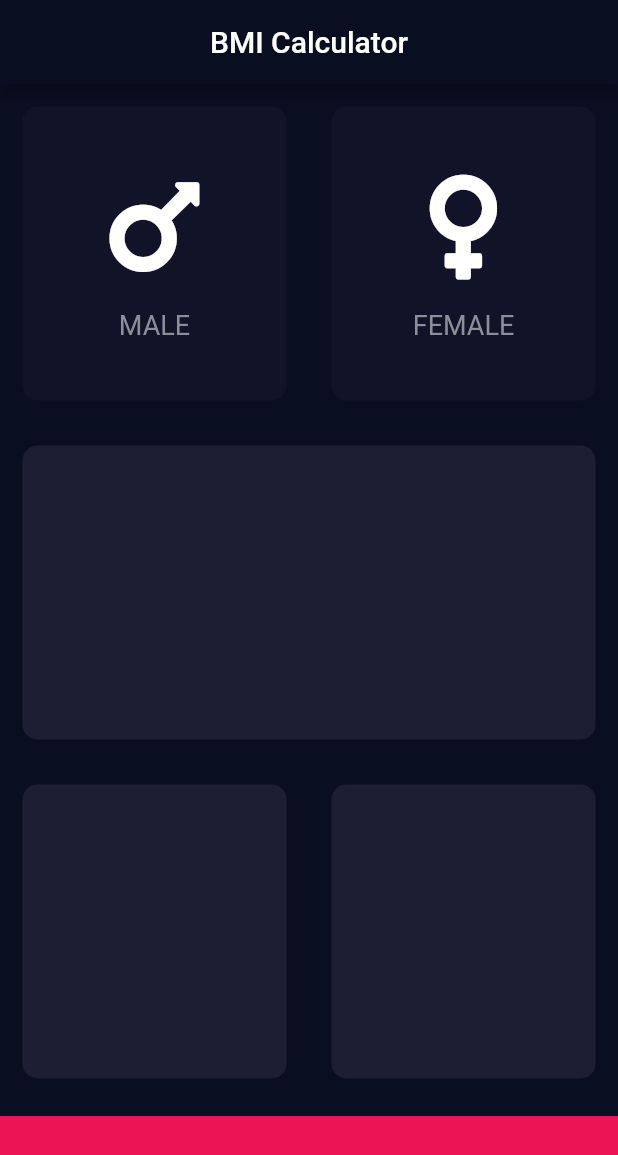
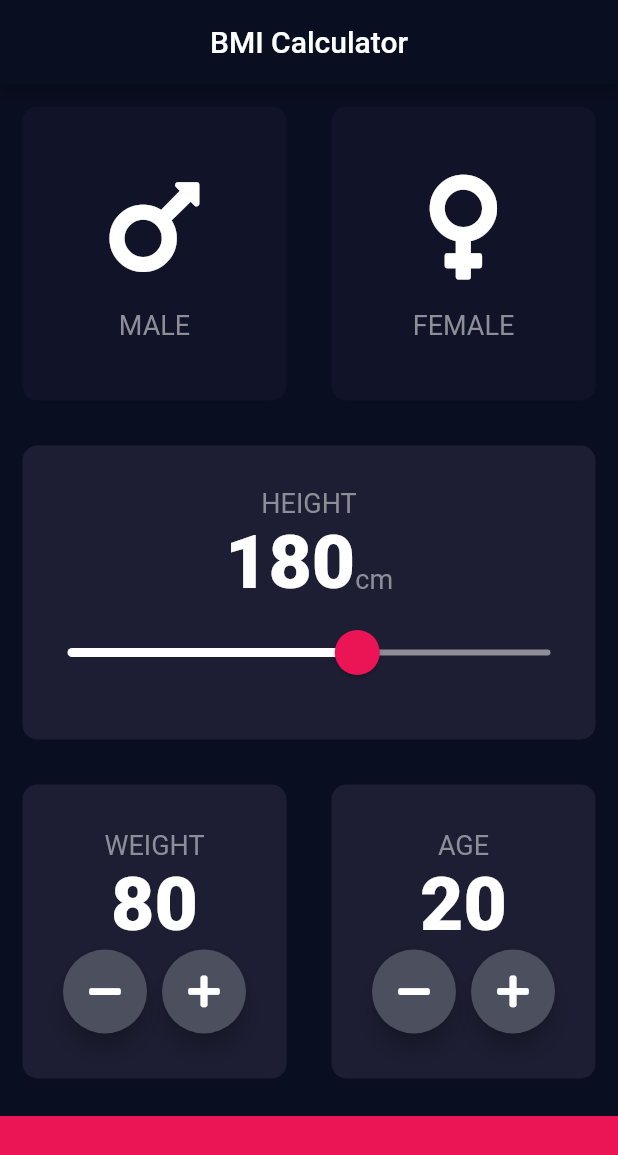
Before and after one commit to brewmeakay/bmi_flut, a Flutter app: the screen it shows after launch, on a phone screen of 412 x 824 dp. Shown: the top 1155 px of the screen. Run offline on Flutter 3.47's test engine with Material 2 defaults, Android fonts, the light colour scheme and no system bars; our stand-ins replace font_awesome_flutter.

Commit message:
home page coded

```diff
--- /dev/null
+++ b/lib/constants.dart
@@ -0,0 +1,26 @@
+import 'package:flutter/material.dart';
+
+const Color kActiveCardColor = Color(0xff1d1e33);
+const Color kInActiveCardColor = Color(0xff111328);
+
+const Color kAppBarColor = Color(0xFF0A0E21);
+
+const double kBottomContainerHeight = 80.0;
+const Color kBottomContainerColor = Color(0xffeb1555);
+
+enum Gender {
+  male,
+  female,
+}
+
+const Color kCardTextColor = Color(0xff8d8e98);
+const double kIconSize = 80.0;
+const double kSizedBoxHeight = 15.0;
+
+const kNumberLabelStyle =
+    TextStyle(fontSize: 50.0, fontWeight: FontWeight.w900);
+
+const kLabelTextStyle = TextStyle(
+  fontSize: 18.0,
+  color: kCardTextColor,
+);
--- a/lib/input_page.dart
+++ b/lib/input_page.dart
@@ -1,20 +1,10 @@
 import 'package:flutter/material.dart';
 import 'widgets/card_icons.dart';
 import 'widgets/reusable_card.dart';
+import 'constants.dart';
+import 'widgets/round_icon_button.dart';
 
 import 'package:font_awesome_flutter/font_awesome_flutter.dart';
-
-enum Gender {
-  male,
-  female,
-}
-const Color activeCardColor = Color(0xff1d1e33);
-const Color inActiveCardColor = Color(0xff111328);
-
-const Color appBarColor = Color(0xFF0A0E21);
-
-const double bottomContainerHeight = 80.0;
-const Color bottomContainerColor = Color(0xffeb1555);
 
 class InputPage extends StatefulWidget {
   const InputPage({Key? key}) : super(key: key);
@@ -25,16 +15,20 @@ class InputPage extends StatefulWidget {
 
 class _InputPageState extends State<InputPage> {
   Gender? selectedGender;
+  int height = 180;
+  int weight = 80;
+  int age = 20;
 
   @override
   Widget build(BuildContext context) {
     return Scaffold(
       appBar: AppBar(
         centerTitle: true,
-        backgroundColor: appBarColor,
+        backgroundColor: kAppBarColor,
         title: const Text('BMI Calculator'),
       ),
       body: Column(
+        crossAxisAlignment: CrossAxisAlignment.stretch,
         children: [
           Expanded(
             child: Row(
@@ -48,8 +42,8 @@ class _InputPageState extends State<InputPage> {
                     },
                     child: ReusableCard(
                       color: (selectedGender == Gender.male)
-                          ? activeCardColor
-                          : inActiveCardColor,
+                          ? kActiveCardColor
+                          : kInActiveCardColor,
                       cardChild: const CardIcons(
                         iconData: FontAwesomeIcons.mars,
                         label: 'MALE',
@@ -66,8 +60,8 @@ class _InputPageState extends State<InputPage> {
                     },
                     child: ReusableCard(
                       color: (selectedGender == Gender.female
-                          ? activeCardColor
-                          : inActiveCardColor),
+                          ? kActiveCardColor
+                          : kInActiveCardColor),
                       cardChild: const CardIcons(
                         iconData: FontAwesomeIcons.venus,
                         label: 'FEMALE',
@@ -78,26 +72,149 @@ class _InputPageState extends State<InputPage> {
               ],
             ),
           ),
-          const Expanded(
-            child: ReusableCard(color: activeCardColor),
+          Expanded(
+            child: ReusableCard(
+              color: kActiveCardColor,
+              cardChild: Column(
+                  mainAxisAlignment: MainAxisAlignment.center,
+                  children: [
+                    const Text(
+                      'HEIGHT',
+                      style: kLabelTextStyle,
+                    ),
+                    Row(
+                      textBaseline: TextBaseline.alphabetic,
+                      mainAxisAlignment: MainAxisAlignment.center,
+                      crossAxisAlignment: CrossAxisAlignment.baseline,
+                      children: [
+                        Text(
+                          height.toString(),
+                          style: kNumberLabelStyle,
+                        ),
+                        const Text(
+                          'cm',
+                          style: kLabelTextStyle,
+                        )
+                      ],
+                    ),
+                    SliderTheme(
+                      data: SliderTheme.of(context).copyWith(
+                        inactiveTrackColor: const Color(0xff8d8e98),
+                        thumbColor: const Color(0xffeb1555),
+                        overlayColor: const Color(0x29eb1555),
+                        activeTrackColor: Colors.white,
+                        thumbShape: const RoundSliderThumbShape(
+                          enabledThumbRadius: 15.0,
+                        ),
+                        overlayShape:
+                            const RoundSliderOverlayShape(overlayRadius: 30),
+                      ),
+                      child: Slider(
+                        value: height.toDouble(),
+                        min: 120.0,
+                        max: 220.0,
+                        onChanged: (double newValue) {
+                          setState(() {
+                            height = newValue.round();
+                          });
+                        },
+                      ),
+                    )
+                  ]),
+            ),
           ),
           Expanded(
             child: Row(
-              children: const [
+              children: [
                 Expanded(
-                  child: ReusableCard(color: activeCardColor),
+                  child: ReusableCard(
+                    color: kActiveCardColor,
+                    cardChild: Column(
+                        mainAxisAlignment: MainAxisAlignment.center,
+                        children: [
+                          Text(
+                            'WEIGHT',
+                            style: kLabelTextStyle,
+                          ),
+                          Text(
+                            weight.toString(),
+                            style: kNumberLabelStyle,
+                          ),
+                          Row(
+                            mainAxisAlignment: MainAxisAlignment.center,
+                            // crossAxisAlignment: CrossAxisAlignment.center,
+                            children: [
+                              RoundIconButton(
+                                icon: FontAwesomeIcons.minus,
+                                onPressed: () {
+                                  setState(() {
+                                    weight--;
+                                  });
+                                },
+                              ),
+                              const SizedBox(
+                                width: 10.0,
+                              ),
+                              RoundIconButton(
+                                icon: FontAwesomeIcons.plus,
+                                onPressed: () {
+                                  setState(() {
+                                    weight++;
+                                  });
+                                },
+                              ),
+                            ],
+                          )
+                        ]),
+                  ),
                 ),
                 Expanded(
-                  child: ReusableCard(color: activeCardColor),
+                  child: ReusableCard(
+                    color: kActiveCardColor,
+                    cardChild: Column(
+                        mainAxisAlignment: MainAxisAlignment.center,
+                        children: [
+                          const Text(
+                            'AGE',
+                            style: kLabelTextStyle,
+                          ),
+                          Text(
+                            age.toString(),
+                            style: kNumberLabelStyle,
+                          ),
+                          Row(
+                            mainAxisAlignment: MainAxisAlignment.center,
+                            children: [
+                              RoundIconButton(
+                                  icon: FontAwesomeIcons.minus,
+                                  onPressed: () {
+                                    setState(() {
+                                      age--;
+                                    });
+                                  }),
+                              const SizedBox(
+                                width: 10,
+                              ),
+                              RoundIconButton(
+                                  icon: FontAwesomeIcons.plus,
+                                  onPressed: () {
+                                    setState(() {
+                                      age++;
+                                    });
+                                  })
+                            ],
+                          )
+                        ]),
+                  ),
                 ),
               ],
             ),
           ),
           Container(
             width: double.infinity,
-            color: bottomContainerColor,
+            color: kBottomContainerColor,
             margin: const EdgeInsets.only(top: 10.0),
-            height: bottomContainerHeight,
+            height: kBottomContainerHeight,
           )
         ],
       ),
--- a/lib/main.dart
+++ b/lib/main.dart
@@ -16,6 +16,16 @@ class BMICalculator extends StatelessWidget {
       theme: ThemeData.dark().copyWith(
         primaryColor: const Color(0xFF0A0E21),
         scaffoldBackgroundColor: const Color(0xFF0A0E21),
+        sliderTheme: SliderTheme.of(context).copyWith(
+          inactiveTrackColor: const Color(0xff8d8e98),
+          thumbColor: const Color(0xffeb1555),
+          overlayColor: const Color(0x29eb1555),
+          activeTrackColor: Colors.white,
+          thumbShape: const RoundSliderThumbShape(
+            enabledThumbRadius: 15.0,
+          ),
+          overlayShape: const RoundSliderOverlayShape(overlayRadius: 30),
+        ),
       ),
       home: const InputPage(),
     );
--- a/lib/widgets/card_icons.dart
+++ b/lib/widgets/card_icons.dart
@@ -1,9 +1,5 @@
 import 'package:flutter/material.dart';
-
-const Color cardTextColor = Color(0xff8d8e98);
-const double iconSize = 80.0;
-const double sizedBoxHeight = 15.0;
-const double labelFontSize = 18.0;
+import 'package:bmi_flut/constants.dart';
 
 class CardIcons extends StatelessWidget {
   const CardIcons({Key? key, required this.iconData, required this.label})
@@ -17,17 +13,14 @@ class CardIcons extends StatelessWidget {
     return Column(mainAxisAlignment: MainAxisAlignment.center, children: [
       Icon(
         iconData,
-        size: iconSize,
+        size: kIconSize,
       ),
       const SizedBox(
-        height: sizedBoxHeight,
+        height: kSizedBoxHeight,
       ),
       Text(
         label,
-        style: const TextStyle(
-          fontSize: labelFontSize,
-          color: cardTextColor,
-        ),
+        style: kLabelTextStyle,
       )
     ]);
   }
--- /dev/null
+++ b/lib/widgets/round_icon_button.dart
@@ -0,0 +1,24 @@
+import 'package:flutter/material.dart';
+
+class RoundIconButton extends StatelessWidget {
+  const RoundIconButton({Key? key, required this.icon, required this.onPressed})
+      : super(key: key);
+
+  final IconData icon;
+  final void Function() onPressed;
+
+  @override
+  Widget build(BuildContext context) {
+    return RawMaterialButton(
+      child: Icon(icon),
+      onPressed: onPressed,
+      shape: const CircleBorder(),
+      elevation: 6.0,
+      fillColor: const Color(0xff4c4f5e),
+      constraints: BoxConstraints.tightFor(
+        width: 56,
+        height: 56,
+      ),
+    );
+  }
+}
```
